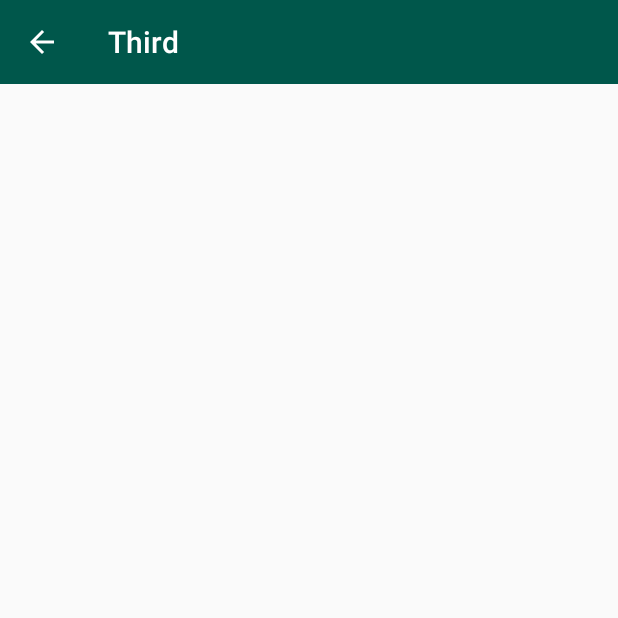
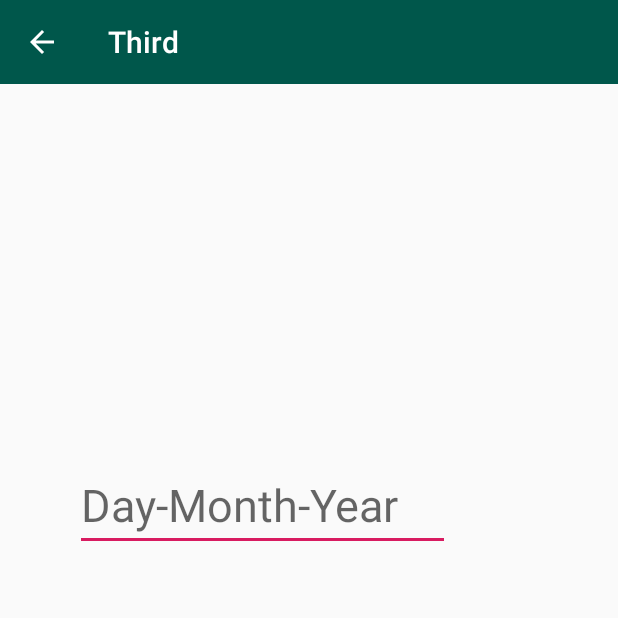
Before and after one commit to coderboi88/Basic-Functionalities-Part2, an Android app: the screen it shows after launch (MainActivity), in the side drawer, after a tap on "Third", on a phone screen of 412 x 824 dp, the top half of it. Run offline under Robolectric (Android 15) with nearby library versions, the phone set to English and light mode, and no system bars.

Commit message:
Third Commit - Date,Time Picker ,Read More text,input char counter

```diff
--- /dev/null
+++ b/app/src/main/java/com/aditya/basicfunctionalitiespart2/Fragments/ThirdFragment.java
@@ -0,0 +1,112 @@
+package com.aditya.basicfunctionalitiespart2.Fragments;
+
+import android.app.DatePickerDialog;
+import android.net.Uri;
+import android.os.Bundle;
+
+import androidx.fragment.app.Fragment;
+
+import android.view.LayoutInflater;
+import android.view.View;
+import android.view.ViewGroup;
+import android.widget.DatePicker;
+import android.widget.EditText;
+
+import com.aditya.basicfunctionalitiespart2.R;
+
+import java.util.Calendar;
+
+
+/**
+ * A simple {@link Fragment} subclass.
+ * Activities that contain this fragment must implement the
+ * {@link ThirdFragment.OnFragmentInteractionListener} interface
+ * to handle interaction events.
+ * Use the {@link ThirdFragment#newInstance} factory method to
+ * create an instance of this fragment.
+ */
+public class ThirdFragment extends Fragment {
+
+    private EditText PickDate;
+    private int year,month,day;
+
+    // TODO: Rename parameter arguments, choose names that match
+    // the fragment initialization parameters, e.g. ARG_ITEM_NUMBER
+    private static final String ARG_PARAM1 = "param1";
+    private static final String ARG_PARAM2 = "param2";
+
+    // TODO: Rename and change types of parameters
+    private String mParam1;
+    private String mParam2;
+
+    private OnFragmentInteractionListener mListener;
+
+    public ThirdFragment() {
+        // Required empty public constructor
+    }
+
+    /**
+     * Use this factory method to create a new instance of
+     * this fragment using the provided parameters.
+     *
+     * @param param1 Parameter 1.
+     * @param param2 Parameter 2.
+     * @return A new instance of fragment ThirdFragment.
+     */
+    // TODO: Rename and change types and number of parameters
+    public static ThirdFragment newInstance(String param1, String param2) {
+        ThirdFragment fragment = new ThirdFragment();
+        Bundle args = new Bundle();
+        args.putString(ARG_PARAM1, param1);
+        args.putString(ARG_PARAM2, param2);
+        fragment.setArguments(args);
+        return fragment;
+    }
+
+    @Override
+    public void onCreate(Bundle savedInstanceState) {
+        super.onCreate(savedInstanceState);
+        if (getArguments() != null) {
+            mParam1 = getArguments().getString(ARG_PARAM1);
+            mParam2 = getArguments().getString(ARG_PARAM2);
+        }
+    }
+
+    @Override
+    public View onCreateView(LayoutInflater inflater, ViewGroup container,
+                             Bundle savedInstanceState) {
+        // Inflate the layout for this fragment
+        View view =  inflater.inflate(R.layout.fragment_third, container, false);
+
+        PickDate=view.findViewById(R.id.pickDate);
+        final Calendar calendar=Calendar.getInstance();
+        PickDate.setOnClickListener(new View.OnClickListener() {
+            @Override
+            public void onClick(View v) {
+                year=calendar.get(Calendar.YEAR);
+                month=calendar.get(Calendar.MONTH);
+                day=calendar.get(Calendar.DAY_OF_MONTH);
+                DatePickerDialog datePickerDialog=new DatePickerDialog(getContext(), new DatePickerDialog.OnDateSetListener() {
+                    @Override
+                    public void onDateSet(DatePicker view, int year, int month, int dayOfMonth) {
+                        PickDate.setText(dayOfMonth+"-" + (month+1)+"-"+year);
+                    }
+                },year,month,day);
+                datePickerDialog.show();
+            }
+        });
+
+        return view;
+    }
+
+    public void onButtonPressed(Uri uri) {
+        if (mListener != null) {
+            mListener.onFragmentInteraction(uri);
+        }
+    }
+
+    public interface OnFragmentInteractionListener {
+        // TODO: Update argument type and name
+        void onFragmentInteraction(Uri uri);
+    }
+}
--- a/app/src/main/java/com/aditya/basicfunctionalitiespart2/MainActivity.java
+++ b/app/src/main/java/com/aditya/basicfunctionalitiespart2/MainActivity.java
@@ -13,10 +13,12 @@ import android.graphics.Bitmap;
 import android.graphics.BitmapFactory;
 import android.os.Build;
 import android.os.Bundle;
-import android.view.Gravity;
 import android.view.MenuItem;
 import android.widget.Toast;
 
+import com.aditya.basicfunctionalitiespart2.Fragments.FirstFragment;
+import com.aditya.basicfunctionalitiespart2.Fragments.SecondFragment;
+import com.aditya.basicfunctionalitiespart2.Fragments.ThirdFragment;
 import com.google.android.material.navigation.NavigationView;
 
 import java.io.IOException;
--- /dev/null
+++ b/app/src/main/res/layout/fragment_third.xml
@@ -0,0 +1,20 @@
+<?xml version="1.0" encoding="utf-8"?>
+<RelativeLayout xmlns:android="http://schemas.android.com/apk/res/android"
+    xmlns:tools="http://schemas.android.com/tools"
+    android:layout_width="match_parent"
+    android:layout_height="match_parent"
+    tools:context=".Fragments.ThirdFragment">
+
+
+    <EditText
+        android:layout_width="250dp"
+        android:layout_height="wrap_content"
+        android:id="@+id/pickDate"
+        android:layout_marginLeft="50dp"
+        android:layout_marginRight="50dp"
+        android:layout_marginTop="250dp"
+        android:textSize="30sp"
+        android:hint="Day-Month-Year">
+
+    </EditText>
+</RelativeLayout>
```
Also changed, not shown: app/src/main/java/com/aditya/basicfunctionalitiespart2/Fragments/FirstFragment.java (added, +113 -0 lines), app/src/main/java/com/aditya/basicfunctionalitiespart2/Fragments/SecondFragment.java (added, +124 -0 lines), app/src/main/res/layout/fragment_first.xml (added, +44 -0 lines), app/src/main/res/layout/fragment_second.xml (added, +32 -0 lines), app/src/main/res/drawable/aditya.jpg (added).
